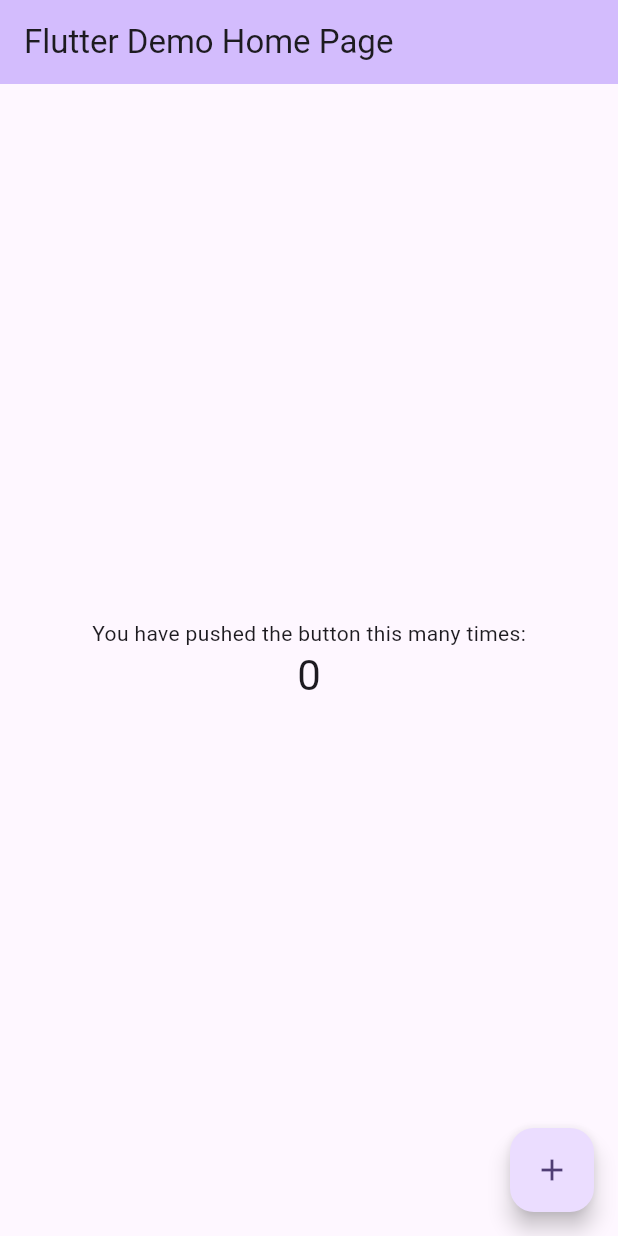
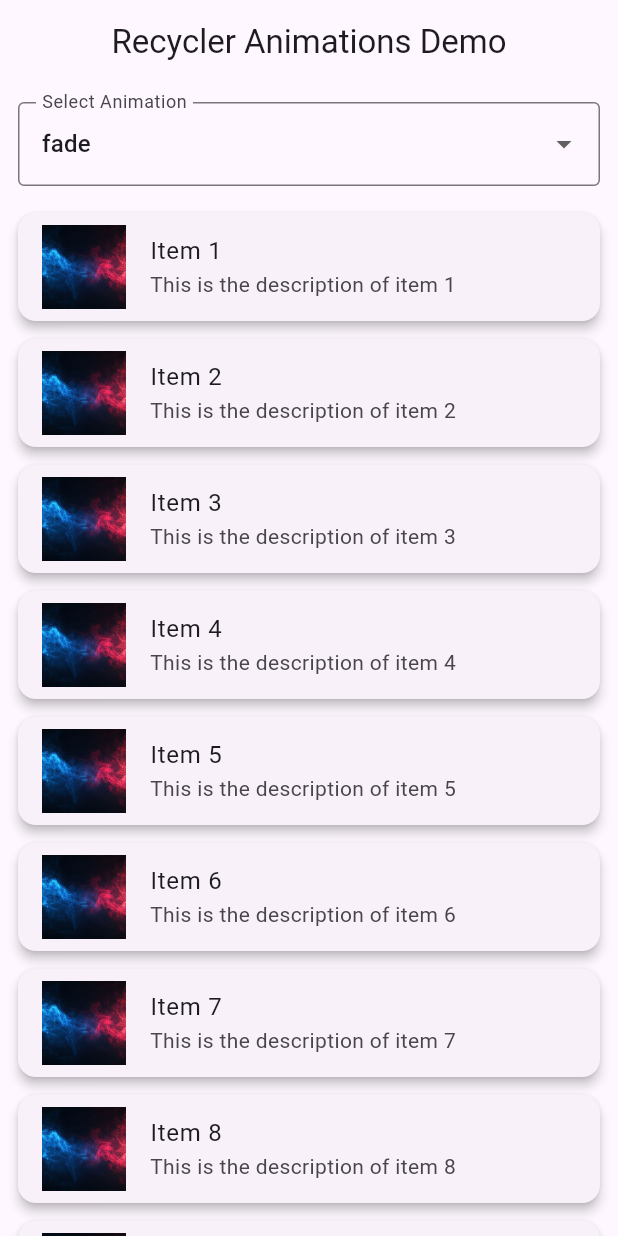
Before and after one commit to Excelsior-Technologies-Community/flutter_recycleview_animators, a Flutter app: the screen it shows after launch, on a phone screen of 412 x 824 dp. Run offline on Flutter 3.47's test engine with Material 3 defaults, Android fonts, the light colour scheme and no system bars.

Commit message:
recycleview animators

```diff
--- /dev/null
+++ b/lib/animated_list_view.dart
@@ -0,0 +1,32 @@
+import 'package:flutter/material.dart';
+
+import 'animation_type.dart';
+import 'animation_wrapper.dart';
+
+class AnimatedListView extends StatelessWidget {
+  final int itemCount;
+  final IndexedWidgetBuilder itemBuilder;
+  final AnimationType animationType;
+
+  const AnimatedListView({
+    super.key,
+    required this.itemCount,
+    required this.itemBuilder,
+    required this.animationType,
+  });
+
+  @override
+  Widget build(BuildContext context) {
+    return ListView.builder(
+      itemCount: itemCount,
+      itemBuilder: (context, index) {
+        final child = itemBuilder(context, index);
+        return AnimationWrapper(
+          index: index,
+          type: animationType,
+          child: child,
+        );
+      },
+    );
+  }
+}
--- /dev/null
+++ b/lib/animation_type.dart
@@ -0,0 +1,13 @@
+enum AnimationType {
+  fade,
+  slideLeft,
+  slideRight,
+  scale,
+  fadeSlide,
+  rotate,
+  flipX,
+  flipY,
+  bounce,
+  slideUp,
+  slideDown
+}
--- /dev/null
+++ b/lib/animation_wrapper.dart
@@ -0,0 +1,143 @@
+import 'dart:math';
+import 'package:flutter/material.dart';
+import 'animation_type.dart';
+
+class AnimationWrapper extends StatelessWidget {
+  final Widget child;
+  final int index;
+  final AnimationType type;
+  final Duration? duration;
+  final Curve curve;
+
+  const AnimationWrapper({
+    super.key,
+    required this.child,
+    required this.index,
+    required this.type,
+    this.duration,
+    this.curve = Curves.easeOut,
+  });
+
+  @override
+  Widget build(BuildContext context) {
+    final animDuration =
+        duration ?? Duration(milliseconds: 300 + index * 30);
+
+    switch (type) {
+      case AnimationType.fade:
+        return _fade(animDuration);
+
+      case AnimationType.slideLeft:
+        return _slide(animDuration, const Offset(-1, 0));
+
+      case AnimationType.slideRight:
+        return _slide(animDuration, const Offset(1, 0));
+
+      case AnimationType.slideUp:
+        return _slide(animDuration, const Offset(0, 1));
+
+      case AnimationType.slideDown:
+        return _slide(animDuration, const Offset(0, -1));
+
+      case AnimationType.scale:
+        return _scale(animDuration, 0.8);
+
+      case AnimationType.fadeSlide:
+        return _fadeSlide(animDuration);
+
+      case AnimationType.rotate:
+        return _rotate(animDuration);
+
+      case AnimationType.flipX:
+        return _flip(animDuration, true);
+
+      case AnimationType.flipY:
+        return _flip(animDuration, false);
+
+      case AnimationType.bounce:
+        return _bounce(animDuration);
+    }
+  }
+
+  /// 🔹 Animations
+
+  Widget _fade(Duration duration) {
+    return TweenAnimationBuilder<double>(
+      tween: Tween(begin: 0, end: 1),
+      duration: duration,
+      curve: curve,
+      builder: (_, value, __) =>
+          Opacity(opacity: value, child: child),
+    );
+  }
+
+  Widget _slide(Duration duration, Offset begin) {
+    return TweenAnimationBuilder<Offset>(
+      tween: Tween(begin: begin, end: Offset.zero),
+      duration: duration,
+      curve: curve,
+      builder: (_, value, __) =>
+          Transform.translate(offset: value * 100, child: child),
+    );
+  }
+
+  Widget _scale(Duration duration, double begin) {
+    return TweenAnimationBuilder<double>(
+      tween: Tween(begin: begin, end: 1),
+      duration: duration,
+      curve: curve,
+      builder: (_, value, __) =>
+          Transform.scale(scale: value, child: child),
+    );
+  }
+
+  Widget _fadeSlide(Duration duration) {
+    return TweenAnimationBuilder<double>(
+      tween: Tween(begin: 0, end: 1),
+      duration: duration,
+      curve: curve,
+      builder: (_, value, __) => Opacity(
+        opacity: value,
+        child: Transform.translate(
+          offset: Offset(0, (1 - value) * 40),
+          child: child,
+        ),
+      ),
+    );
+  }
+
+  Widget _rotate(Duration duration) {
+    return TweenAnimationBuilder<double>(
+      tween: Tween(begin: -pi / 12, end: 0),
+      duration: duration,
+      curve: curve,
+      builder: (_, value, __) =>
+          Transform.rotate(angle: value, child: child),
+    );
+  }
+
+  Widget _flip(Duration duration, bool isX) {
+    return TweenAnimationBuilder<double>(
+      tween: Tween(begin: pi, end: 0),
+      duration: duration,
+      curve: curve,
+      builder: (_, value, __) => Transform(
+        alignment: Alignment.center,
+        transform: isX
+            ? Matrix4.rotationX(value)
+            : Matrix4.rotationY(value),
+        child: child,
+      ),
+    );
+  }
+
+  Widget _bounce(Duration duration) {
+    return TweenAnimationBuilder<double>(
+      tween: Tween(begin: 0.7, end: 1),
+      duration: duration,
+      curve: Curves.elasticOut,
+      builder: (_, value, __) =>
+          Transform.scale(scale: value, child: child),
+    );
+  }
+}
--- /dev/null
+++ b/lib/item_list_screen.dart
@@ -0,0 +1,93 @@
+import 'package:flutter/material.dart';
+import '../model/item.dart';
+import 'animated_list_view.dart';
+import 'animation_type.dart';
+
+class ItemListScreen extends StatefulWidget {
+  const ItemListScreen({super.key});
+
+  @override
+  State<ItemListScreen> createState() => _ItemListScreenState();
+}
+
+class _ItemListScreenState extends State<ItemListScreen> {
+  AnimationType selectedAnimation = AnimationType.fade;
+
+  final List<Item> items = List.generate(
+    50,
+        (i) => Item(
+      image: 'assets/images/image.jpg',
+      title: 'Item ${i + 1}',
+      description: 'This is the description of item ${i + 1}',
+    ),
+  );
+
+  @override
+  Widget build(BuildContext context) {
+    return Scaffold(
+      appBar: AppBar(
+        title: const Text('Recycler Animations Demo'),
+        centerTitle: true,
+      ),
+      body: Column(
+        children: [
+          _animationSelector(),
+          Expanded(
+            child: AnimatedListView(
+              itemCount: items.length,
+              animationType: selectedAnimation,
+              itemBuilder: (context, index) {
+                return _itemCard(items[index]);
+              },
+            ),
+          ),
+        ],
+      ),
+    );
+  }
+
+  /// 🔹 Animation Dropdown
+  Widget _animationSelector() {
+    return Padding(
+      padding: const EdgeInsets.all(12),
+      child: DropdownButtonFormField<AnimationType>(
+        value: selectedAnimation,
+        decoration: const InputDecoration(
+          labelText: 'Select Animation',
+          border: OutlineInputBorder(),
+        ),
+        items: AnimationType.values
+            .map(
+              (type) => DropdownMenuItem(
+            value: type,
+            child: Text(type.name),
+          ),
+        )
+            .toList(),
+        onChanged: (value) {
+          if (value != null) {
+            setState(() => selectedAnimation = value);
+          }
+        },
+      ),
+    );
+  }
+
+  /// 🔹 Item UI
+  Widget _itemCard(Item item) {
+    return Card(
+      margin: const EdgeInsets.symmetric(horizontal: 12, vertical: 6),
+      elevation: 3,
+      child: ListTile(
+        leading: Image.asset(
+          item.image,
+          width: 56,
+          height: 56,
+          fit: BoxFit.cover,
+        ),
+        title: Text(item.title),
+        subtitle: Text(item.description),
+      ),
+    );
+  }
+}
--- a/lib/main.dart
+++ b/lib/main.dart
@@ -1,4 +1,5 @@
 import 'package:flutter/material.dart';
+import 'package:flutter_recycleview_animators/item_list_screen.dart';
 
 void main() {
   runApp(const MyApp());
@@ -30,7 +31,8 @@ class MyApp extends StatelessWidget {
         // tested with just a hot reload.
         colorScheme: .fromSeed(seedColor: Colors.deepPurple),
       ),
-      home: const MyHomePage(title: 'Flutter Demo Home Page'),
+      home: ItemListScreen(),
+      debugShowCheckedModeBanner: false,
     );
   }
 }
--- /dev/null
+++ b/lib/model/item.dart
@@ -0,0 +1,12 @@
+  // item_model.dart
+  class Item {
+    final String image;
+    final String title;
+    final String description;
+
+    Item({
+      required this.image,
+      required this.title,
+      required this.description,
+    });
+  }
--- a/pubspec.yaml
+++ b/pubspec.yaml
@@ -58,9 +58,8 @@ flutter:
   uses-material-design: true
 
   # To add assets to your application, add an assets section, like this:
-  # assets:
-  #   - images/a_dot_burr.jpeg
-  #   - images/a_dot_ham.jpeg
+  assets:
+     - assets/images/
 
   # An image asset can refer to one or more resolution-specific "variants", see
   # https://flutter.dev/to/resolution-aware-images
```
Also changed, not shown: assets/images/image.jpg (added).
